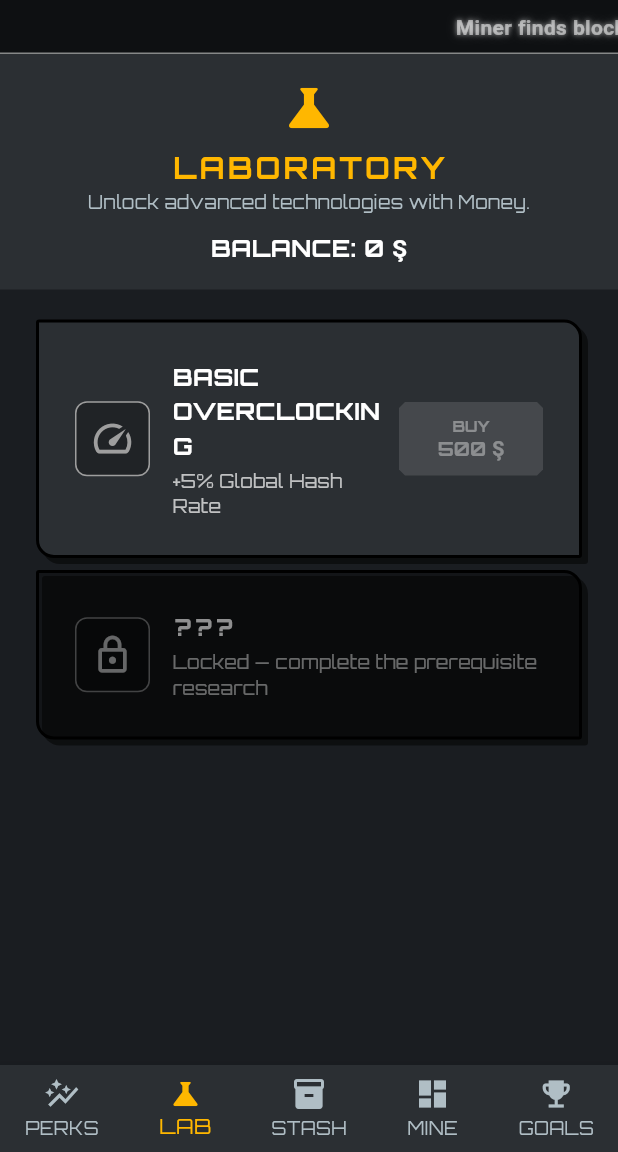
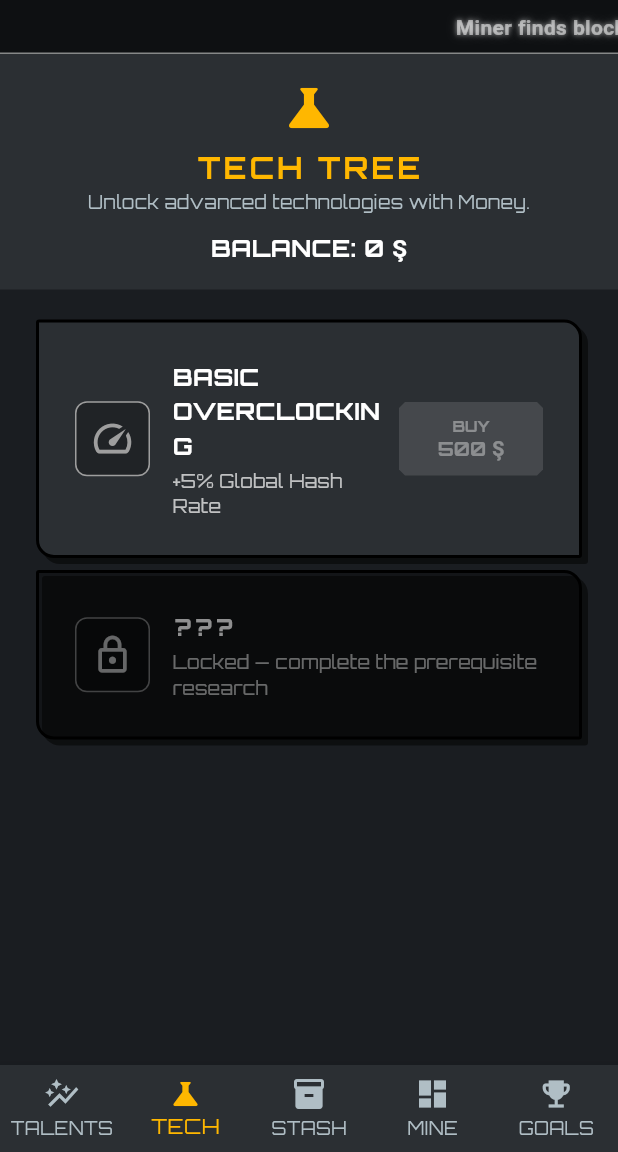
Before and after one commit to ContiHan/crypto-miner-tycoon, a Flutter app: the screen it shows after launch, item 2 of the bottom bar chosen, on a phone screen of 412 x 824 dp, the part 84-1236 px from its top. Run offline on Flutter 3.47's test engine with Material 3 defaults, Android fonts, the phone set to English and light mode, and no system bars; our stand-ins replace audioplayers, google_fonts, shared_preferences.

Commit message:
RPG restructure phase 1: rename Lab->TECH, Perks->TALENTS
Establishes the vocabulary from docs/RPG_CLASSES_PLAN.md before the deeper
restructure. User-facing only, zero logic/economy change:
- bottom nav: PERKS->TALENTS, LAB->TECH
- research tab header LABORATORY->TECH TREE
- perks screen appbar PERMANENT PERKS->TALENTS

Internal class/file names kept (research_tab/perks_screen/PerkManager) to avoid
churn until the class-specific talent rework lands. Live-verified; 173 tests green.

Co-Authored-By: Claude Opus 4.8 <noreply@anthropic.com>

```diff
--- a/lib/screens/home_screen.dart
+++ b/lib/screens/home_screen.dart
@@ -176,9 +176,10 @@ class _HomeScreenState extends State<HomeScreen> with WidgetsBindingObserver {
           items: [
             const BottomNavigationBarItem(
               icon: Icon(Icons.auto_graph),
-              label: 'PERKS',
+              label: 'TALENTS',
             ),
-            const BottomNavigationBarItem(icon: Icon(Icons.science), label: 'LAB'),
+            const BottomNavigationBarItem(
+                icon: Icon(Icons.science), label: 'TECH'),
             const BottomNavigationBarItem(
               icon: Icon(Icons.inventory_2),
               label: 'STASH',
--- a/lib/screens/perks_screen.dart
+++ b/lib/screens/perks_screen.dart
@@ -72,7 +72,7 @@ class PerksScreen extends StatelessWidget {
     }
 
     return Scaffold(
-      appBar: AppBar(title: const Text('PERMANENT PERKS')),
+      appBar: AppBar(title: const Text('TALENTS')),
       body: content,
     );
   }
--- a/lib/screens/research_tab.dart
+++ b/lib/screens/research_tab.dart
@@ -25,7 +25,7 @@ class ResearchTab extends StatelessWidget {
                   const Icon(Icons.science, size: 40, color: AppTheme.accent),
                   const SizedBox(height: 5),
                   const Text(
-                    'LABORATORY',
+                    'TECH TREE',
                     style: TextStyle(
                       fontSize: 20,
                       fontWeight: FontWeight.bold,
```
